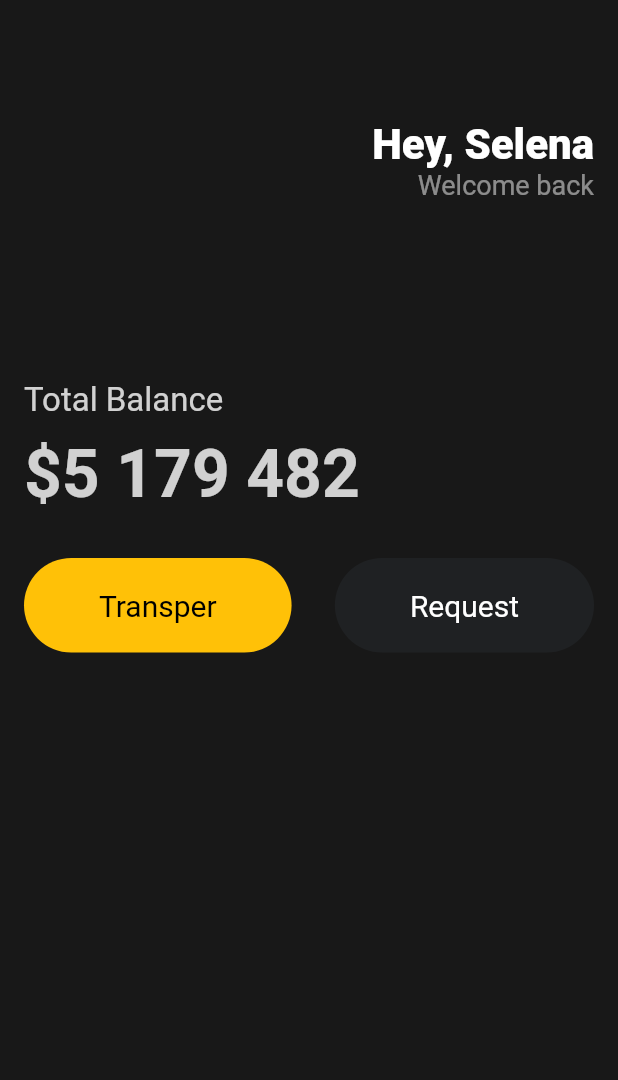
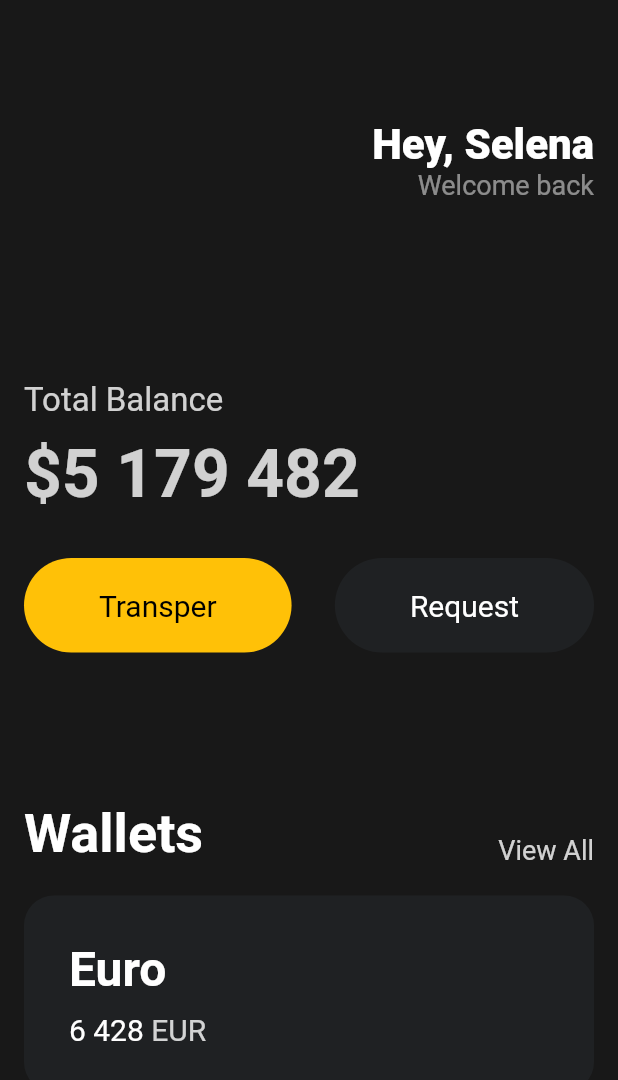
Before and after one commit to zak1ller/-, a Flutter app: the screen it shows after launch, on a phone screen of 412 x 824 dp. Shown: the top 1080 px of the screen. Run offline on Flutter 3.47's test engine with Material 2 defaults, Android fonts, the phone set to English and light mode, and no system bars.

Commit message:
3.6 Cards

```diff
--- a/lib/main.dart
+++ b/lib/main.dart
@@ -95,6 +95,83 @@ class App extends StatelessWidget {
                   ),
                 ],
               ),
+              const SizedBox(
+                height: 100,
+              ),
+              Row(
+                mainAxisAlignment: MainAxisAlignment.spaceBetween,
+                crossAxisAlignment: CrossAxisAlignment.end,
+                children: [
+                  const Text(
+                    'Wallets',
+                    style: TextStyle(
+                      color: Colors.white,
+                      fontSize: 36,
+                      fontWeight: FontWeight.w600,
+                    ),
+                  ),
+                  Text(
+                    'View All',
+                    style: TextStyle(
+                      color: Colors.white.withOpacity(0.8),
+                      fontSize: 18,
+                    ),
+                  ),
+                ],
+              ),
+              const SizedBox(
+                height: 20,
+              ),
+              Container(
+                decoration: BoxDecoration(
+                  color: const Color(0xFF1F2123),
+                  borderRadius: BorderRadius.circular(20),
+                ),
+                child: Padding(
+                  padding: const EdgeInsets.all(30),
+                  child: Row(
+                    children: [
+                      Column(
+                        crossAxisAlignment: CrossAxisAlignment.start,
+                        children: [
+                          const Text(
+                            'Euro',
+                            style: TextStyle(
+                              color: Colors.white,
+                              fontSize: 32,
+                              fontWeight: FontWeight.w600,
+                            ),
+                          ),
+                          const SizedBox(
+                            height: 10,
+                          ),
+                          Row(
+                            children: [
+                              const Text(
+                                '6 428',
+                                style: TextStyle(
+                                  color: Colors.white,
+                                  fontSize: 20,
+                                ),
+                              ),
+                              const SizedBox(
+                                width: 5,
+                              ),
+                              Text(
+                                'EUR',
+                                style: TextStyle(
+                                  color: Colors.white.withOpacity(0.8),
+                                  fontSize: 20,
+                                ),
+                              ),
+                            ],
+                          ),
+                        ],
+                      ),
+                    ],
+                  ),
+                ),
+              ),
             ],
           ),
         ),
```
